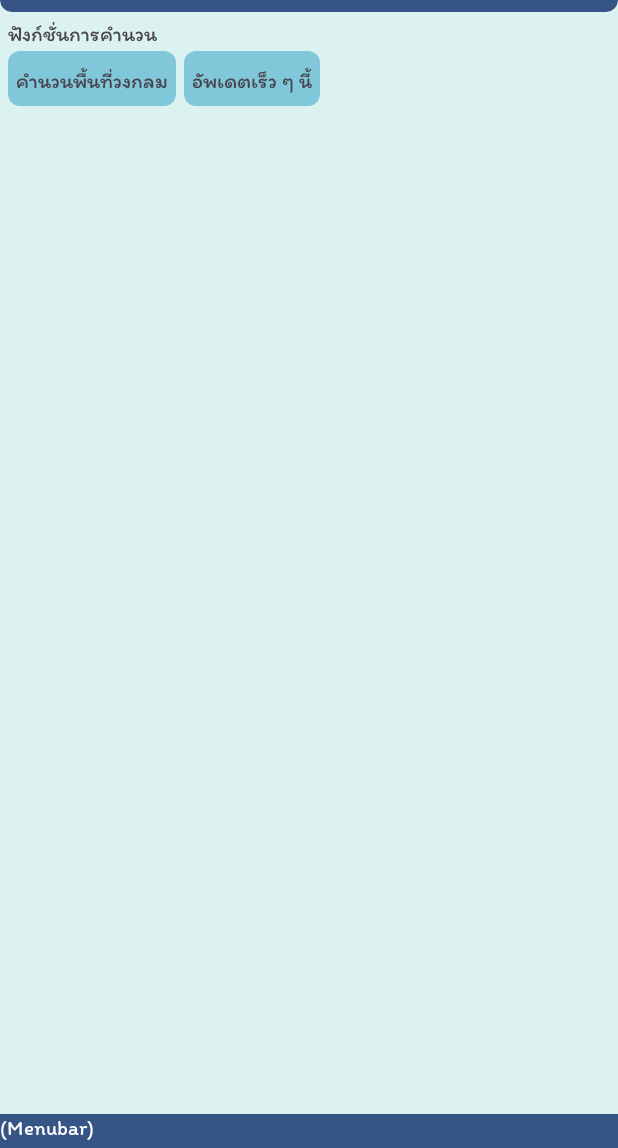
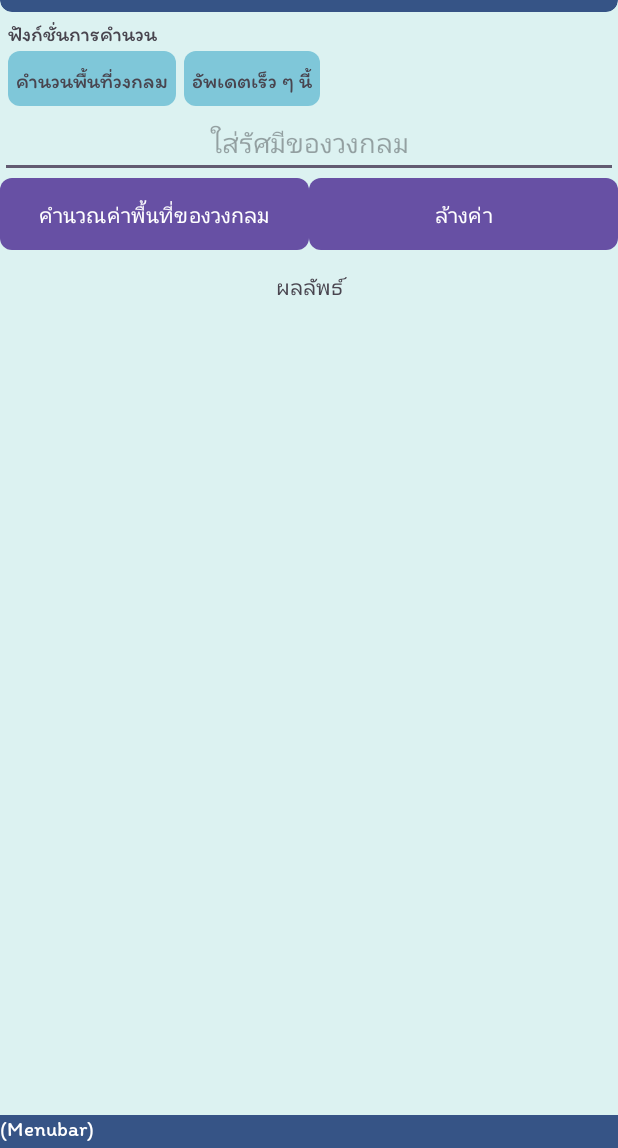
Before and after one commit to Chisanucha-Thonsiri/RadCal-AndroidAppProject1-, an Android app: the screen it shows after launch (MainActivity), on a phone screen of 412 x 824 dp, the part 88-1236 px from its top. Run offline under Robolectric (Android 15) with nearby library versions, the phone set to English and light mode, and no system bars.

Commit message:
add the circle area calculate field

```diff
--- a/app/src/main/res/layout/activity_main.xml
+++ b/app/src/main/res/layout/activity_main.xml
@@ -11,8 +11,8 @@
     <LinearLayout
         android:layout_width="match_parent"
         android:layout_height="match_parent"
+        android:background="@color/primary"
         android:orientation="vertical"
-        android:background="@color/primary"
         app:layout_constraintBottom_toBottomOf="parent"
         app:layout_constraintEnd_toEndOf="parent"
         app:layout_constraintStart_toStartOf="parent"
@@ -23,9 +23,9 @@
             android:layout_height="wrap_content"
             android:background="@drawable/bottom_rounded_container"
             android:backgroundTint="@color/accent_1"
-            android:padding="4dp"
             android:clipToOutline="true"
-            android:orientation="horizontal">
+            android:orientation="horizontal"
+            android:padding="4dp">
 
             <ImageView
                 android:id="@+id/imageView"
@@ -121,6 +121,48 @@
                         android:text="@string/comimg_soon" />
                 </LinearLayout>
             </LinearLayout>
+            <LinearLayout
+                android:id="@+id/circle_area_cal"
+                android:layout_width="match_parent"
+                android:layout_height="match_parent"
+                android:orientation="vertical">
+                <EditText
+                    android:layout_width="match_parent"
+                    android:layout_height="wrap_content"
+                    android:minHeight="48dp"
+                    android:inputType="number"
+                    android:gravity="center"
+                    android:hint="@string/enter_r"/>
+                <LinearLayout
+                    android:layout_width="match_parent"
+                    android:layout_height="wrap_content"
+                    android:orientation="horizontal"
+                    android:gravity="center">
+                    <Button
+                        android:layout_width="0dp"
+                        android:layout_height="wrap_content"
+                        android:layout_weight="1"
+                        android:text="@string/calculate"
+                        android:background="@drawable/rounded_container"
+                        android:backgroundTint="@color/accent_1"/>
+
+                    <Button
+                        android:layout_width="0dp"
+                        android:layout_height="wrap_content"
+                        android:layout_weight="1"
+                        android:text="@string/clear"
+                        android:background="@drawable/rounded_container"
+                        android:backgroundTint="@color/primary"/>
+                </LinearLayout>
+                <TextView
+                    android:layout_width="match_parent"
+                    android:layout_height="wrap_content"
+                    android:text="@string/result"
+                    android:minHeight="48dp"
+                    android:gravity="center">
+
+                </TextView>
+            </LinearLayout>
         </LinearLayout>
 
         <LinearLayout
@@ -140,6 +182,7 @@
                 android:textColor="#FFFFFF" />
         </LinearLayout>
 
+
     </LinearLayout>
 
 </androidx.constraintlayout.widget.ConstraintLayout>
--- a/app/src/main/res/values/strings.xml
+++ b/app/src/main/res/values/strings.xml
@@ -3,4 +3,8 @@
     <string name="cal_menu">ฟังก์ชั่นการคำนวน</string>
     <string name="cal_menu1">คำนวนพื้นที่วงกลม</string>
     <string name="comimg_soon">อัพเดตเร็ว ๆ นี้</string>
-    </resources>
+    <string name="enter_r">ใส่รัศมีของวงกลม</string>
+    <string name="calculate">คำนวณค่าพื้นที่ของวงกลม</string>
+    <string name="clear">ล้างค่า</string>
+    <string name="result">ผลลัพธ์</string>
+</resources>
```
